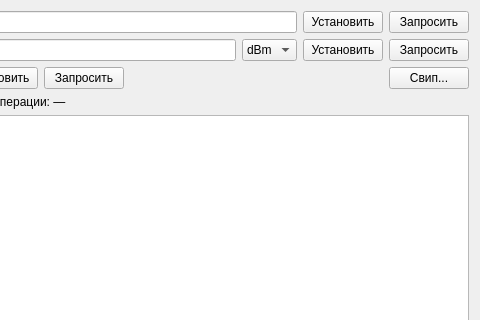
The window that grattencontrolwidget.ui (Anatolichka2202/AKIP-Gratten_Generator_Manger) describes before a commit, drawn with Qt 5; both pictures show x 120 to 600 and y 0 to 320 of the 600 by 600 pixel window.
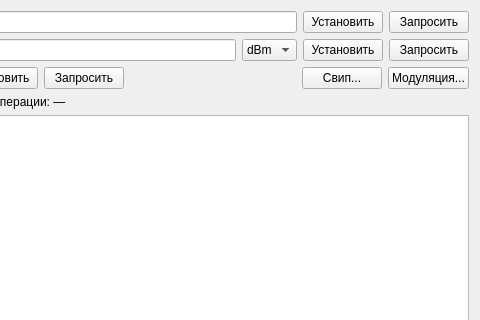
The same window after the commit.

Commit message:
feat: integrate SplashWidget + wire ModulationDialog to GrattenControlWidget
- SplashWidget shown on startup, device-not-found, and after disconnect
- checkAvailableDevices: remove QMessageBox, switch to splash on no-device
- switchToDevice: save lastDeviceType to QSettings, show splash on failure
- on_btnDisconnect: show splash after disconnect
- showSplash() reads lastDeviceType from SettingsManager for last-device hint
- GrattenControlWidget: add btnModulation → opens ModulationDialog (AM/FM)

What changed in the file:
```diff
--- a/grattencontrolwidget.ui
+++ b/grattencontrolwidget.ui
@@ -123,6 +123,13 @@
        </property>
       </widget>
      </item>
+     <item>
+      <widget class="QPushButton" name="btnModulation">
+       <property name="text">
+        <string>Модуляция...</string>
+       </property>
+      </widget>
+     </item>
     </layout>
    </item>
    <item>
```
The commit also changes 4 other files.
